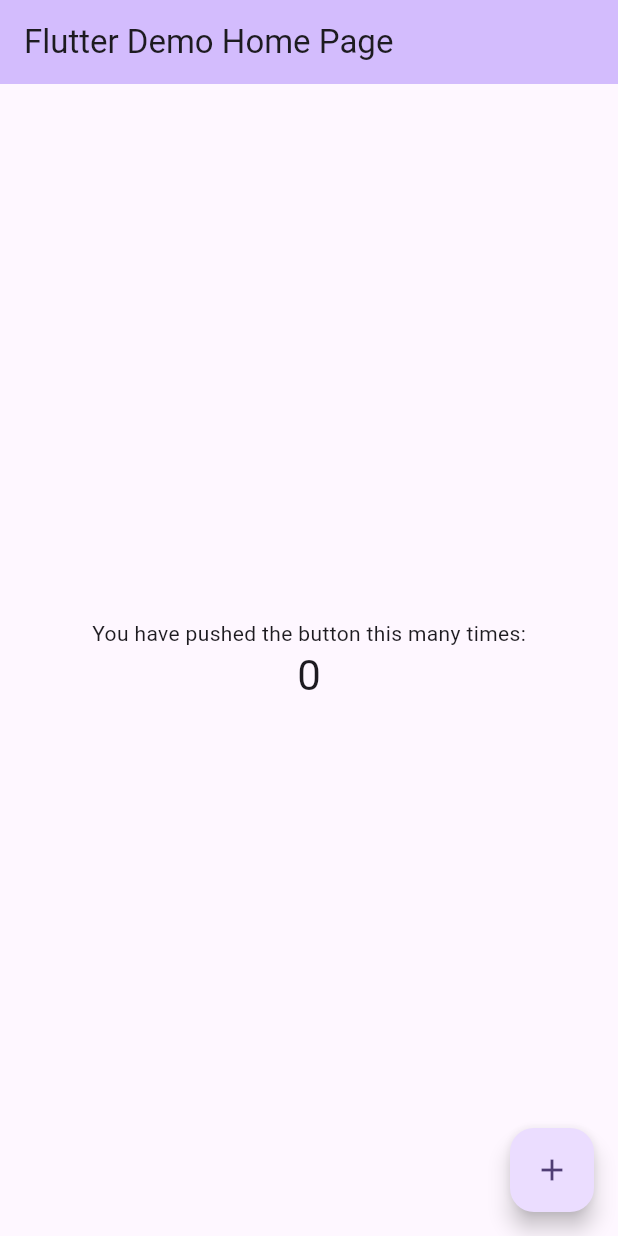
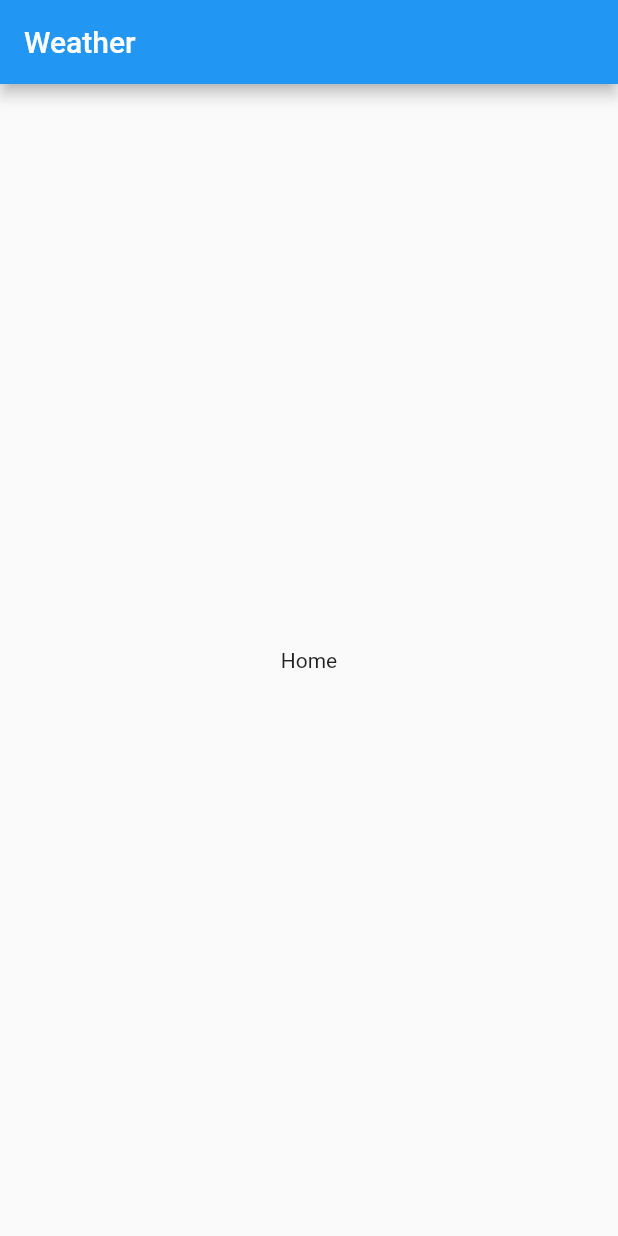
Before and after one commit to aswinsubhash/open_weather_cubit, a Flutter app: the screen it shows after launch, on a phone screen of 412 x 824 dp. Run offline on Flutter 3.47's test engine with Material 2 defaults, Android fonts, the phone set to English and light mode, and no system bars; our stand-ins replace flutter_dotenv.

Commit message:
App Skeleton

```diff
--- a/lib/main.dart
+++ b/lib/main.dart
@@ -1,125 +1,25 @@
 import 'package:flutter/material.dart';
+import 'package:flutter_dotenv/flutter_dotenv.dart';
 
-void main() {
+import 'pages/home_page.dart';
+
+void main() async {
+  await dotenv.load(fileName: '.env');
   runApp(const MyApp());
 }
 
 class MyApp extends StatelessWidget {
-  const MyApp({super.key});
+  const MyApp({Key? key}) : super(key: key);
 
-  // This widget is the root of your application.
   @override
   Widget build(BuildContext context) {
     return MaterialApp(
-      title: 'Flutter Demo',
+      title: 'Weather App',
+      debugShowCheckedModeBanner: false,
       theme: ThemeData(
-        // This is the theme of your application.
-        //
-        // TRY THIS: Try running your application with "flutter run". You'll see
-        // the application has a blue toolbar. Then, without quitting the app,
-        // try changing the seedColor in the colorScheme below to Colors.green
-        // and then invoke "hot reload" (save your changes or press the "hot
-        // reload" button in a Flutter-supported IDE, or press "r" if you used
-        // the command line to start the app).
-        //
-        // Notice that the counter didn't reset back to zero; the application
-        // state is not lost during the reload. To reset the state, use hot
-        // restart instead.
-        //
-        // This works for code too, not just values: Most code changes can be
-        // tested with just a hot reload.
-        colorScheme: ColorScheme.fromSeed(seedColor: Colors.deepPurple),
-        useMaterial3: true,
+        primarySwatch: Colors.blue,
       ),
-      home: const MyHomePage(title: 'Flutter Demo Home Page'),
+      home: const HomePage(),
     );
   }
 }
-
-class MyHomePage extends StatefulWidget {
-  const MyHomePage({super.key, required this.title});
-
-  // This widget is the home page of your application. It is stateful, meaning
-  // that it has a State object (defined below) that contains fields that affect
-  // how it looks.
-
-  // This class is the configuration for the state. It holds the values (in this
-  // case the title) provided by the parent (in this case the App widget) and
-  // used by the build method of the State. Fields in a Widget subclass are
-  // always marked "final".
-
-  final String title;
-
-  @override
-  State<MyHomePage> createState() => _MyHomePageState();
-}
-
-class _MyHomePageState extends State<MyHomePage> {
-  int _counter = 0;
-
-  void _incrementCounter() {
-    setState(() {
-      // This call to setState tells the Flutter framework that something has
-      // changed in this State, which causes it to rerun the build method below
-      // so that the display can reflect the updated values. If we changed
-      // _counter without calling setState(), then the build method would not be
-      // called again, and so nothing would appear to happen.
-      _counter++;
-    });
-  }
-
-  @override
-  Widget build(BuildContext context) {
-    // This method is rerun every time setState is called, for instance as done
-    // by the _incrementCounter method above.
-    //
-    // The Flutter framework has been optimized to make rerunning build methods
-    // fast, so that you can just rebuild anything that needs updating rather
-    // than having to individually change instances of widgets.
-    return Scaffold(
-      appBar: AppBar(
-        // TRY THIS: Try changing the color here to a specific color (to
-        // Colors.amber, perhaps?) and trigger a hot reload to see the AppBar
-        // change color while the other colors stay the same.
-        backgroundColor: Theme.of(context).colorScheme.inversePrimary,
-        // Here we take the value from the MyHomePage object that was created by
-        // the App.build method, and use it to set our appbar title.
-        title: Text(widget.title),
-      ),
-      body: Center(
-        // Center is a layout widget. It takes a single child and positions it
-        // in the middle of the parent.
-        child: Column(
-          // Column is also a layout widget. It takes a list of children and
-          // arranges them vertically. By default, it sizes itself to fit its
-          // children horizontally, and tries to be as tall as its parent.
-          //
-          // Column has various properties to control how it sizes itself and
-          // how it positions its children. Here we use mainAxisAlignment to
-          // center the children vertically; the main axis here is the vertical
-          // axis because Columns are vertical (the cross axis would be
-          // horizontal).
-          //
-          // TRY THIS: Invoke "debug painting" (choose the "Toggle Debug Paint"
-          // action in the IDE, or press "p" in the console), to see the
-          // wireframe for each widget.
-          mainAxisAlignment: MainAxisAlignment.center,
-          children: <Widget>[
-            const Text(
-              'You have pushed the button this many times:',
-            ),
-            Text(
-              '$_counter',
-              style: Theme.of(context).textTheme.headlineMedium,
-            ),
-          ],
-        ),
-      ),
-      floatingActionButton: FloatingActionButton(
-        onPressed: _incrementCounter,
-        tooltip: 'Increment',
-        child: const Icon(Icons.add),
-      ), // This trailing comma makes auto-formatting nicer for build methods.
-    );
-  }
-}
--- /dev/null
+++ b/lib/pages/home_page.dart
@@ -0,0 +1,22 @@
+import 'package:flutter/material.dart';
+
+class HomePage extends StatefulWidget {
+  const HomePage({Key? key}) : super(key: key);
+
+  @override
+  State<HomePage> createState() => _HomePageState();
+}
+
+class _HomePageState extends State<HomePage> {
+  @override
+  Widget build(BuildContext context) {
+    return Scaffold(
+      appBar: AppBar(
+        title: const Text('Weather'),
+      ),
+      body: const Center(
+        child: Text('Home'),
+      ),
+    );
+  }
+}
```
Also changed, not shown: lib/pages/search_page.dart (added, +22 -0 lines), lib/pages/settins_page.dart (added, +22 -0 lines), pubspec.yaml (+7 -17 lines), pubspec.lock.
